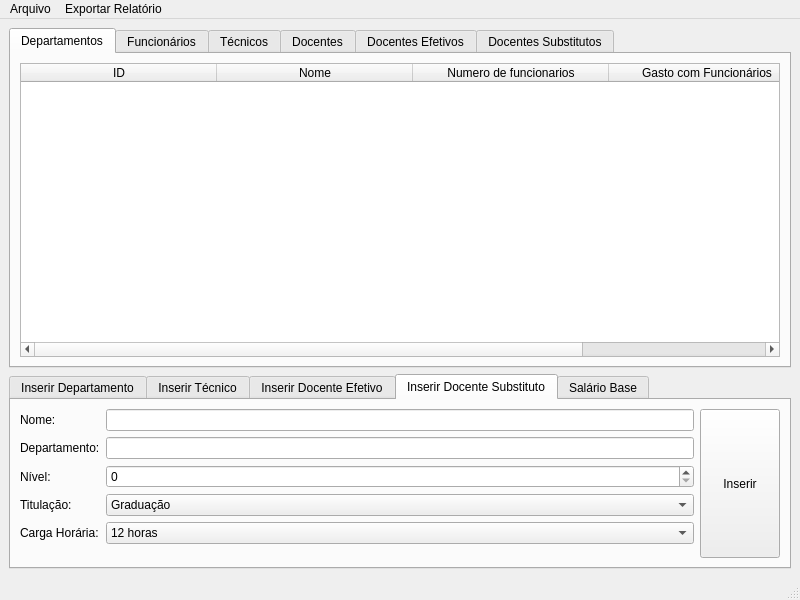
The window that mainwindow.ui (ViniciusPolachini/TrabalhoPOO) describes before a commit, drawn with Qt 5.
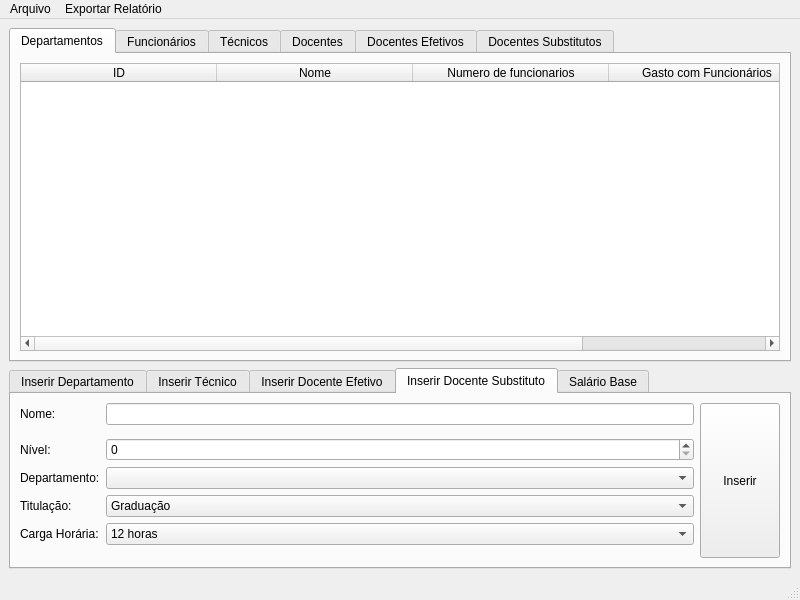
The same window after the commit. The open tabs and pages were chosen to show the change.

Commit message: qcombobox-departamentos

Patch:
```diff
--- a/mainwindow.ui
+++ b/mainwindow.ui
@@ -532,7 +532,14 @@
         <string>Inserir Docente Substituto</string>
        </attribute>
        <layout class="QGridLayout" name="gridLayout_4">
-        <item row="3" column="2">
+        <item row="2" column="0">
+         <widget class="QLabel" name="label_13">
+          <property name="text">
+           <string>Nível:</string>
+          </property>
+         </widget>
+        </item>
+        <item row="4" column="2">
          <widget class="QComboBox" name="line_doc_sub_titulo">
           <item>
            <property name="text">
@@ -561,23 +568,19 @@
           </item>
          </widget>
         </item>
-        <item row="4" column="0">
-         <widget class="QLabel" name="label_16">
-          <property name="text">
-           <string>Carga Horária:</string>
+        <item row="0" column="3" rowspan="8">
+         <widget class="QPushButton" name="insert_doc_sub">
+          <property name="sizePolicy">
+           <sizepolicy hsizetype="Minimum" vsizetype="Ignored">
+            <horstretch>0</horstretch>
+            <verstretch>0</verstretch>
+           </sizepolicy>
           </property>
-         </widget>
-        </item>
-        <item row="1" column="0">
-         <widget class="QLabel" name="label_15">
           <property name="text">
-           <string>Departamento:</string>
+           <string>Inserir</string>
           </property>
          </widget>
         </item>
-        <item row="1" column="2">
-         <widget class="QLineEdit" name="line_doc_sub_depart"/>
-        </item>
         <item row="0" column="0">
          <widget class="QLabel" name="label_14">
           <property name="text">
@@ -588,27 +591,7 @@
         <item row="0" column="2">
          <widget class="QLineEdit" name="line_doc_sub_nome"/>
         </item>
-        <item row="3" column="0">
-         <widget class="QLabel" name="label_12">
-          <property name="text">
-           <string>Titulação:</string>
-          </property>
-         </widget>
-        </item>
-        <item row="0" column="3" rowspan="7">
-         <widget class="QPushButton" name="insert_doc_sub">
-          <property name="sizePolicy">
-           <sizepolicy hsizetype="Minimum" vsizetype="Ignored">
-            <horstretch>0</horstretch>
-            <verstretch>0</verstretch>
-           </sizepolicy>
-          </property>
-          <property name="text">
-           <string>Inserir</string>
-          </property>
-         </widget>
-        </item>
-        <item row="4" column="2">
+        <item row="5" column="2">
          <widget class="QComboBox" name="line_doc_sub_carga">
           <item>
            <property name="text">
@@ -622,16 +605,33 @@
           </item>
          </widget>
         </item>
+        <item row="5" column="0">
+         <widget class="QLabel" name="label_16">
+          <property name="text">
+           <string>Carga Horária:</string>
+          </property>
+         </widget>
+        </item>
+        <item row="4" column="0">
+         <widget class="QLabel" name="label_12">
+          <property name="text">
+           <string>Titulação:</string>
+          </property>
+         </widget>
+        </item>
         <item row="2" column="2">
          <widget class="QSpinBox" name="line_doc_sub_nivel"/>
         </item>
-        <item row="2" column="0">
-         <widget class="QLabel" name="label_13">
+        <item row="3" column="0">
+         <widget class="QLabel" name="label_15">
           <property name="text">
-           <string>Nível:</string>
+           <string>Departamento:</string>
           </property>
          </widget>
         </item>
+        <item row="3" column="2">
+         <widget class="QComboBox" name="line_doc_sub_depart"/>
+        </item>
        </layout>
       </widget>
       <widget class="QWidget" name="tab">
```
Left out of the diff: 86 changed lines with no effect on the pictures. The commit also changes 3 other files.
